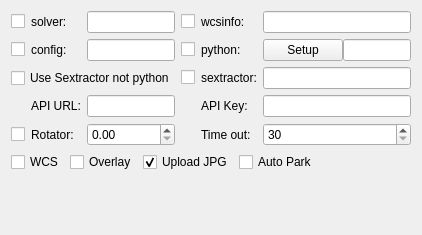
KDE/kstars, file kstars/ekos/align/opsalign.ui: the form before one commit.
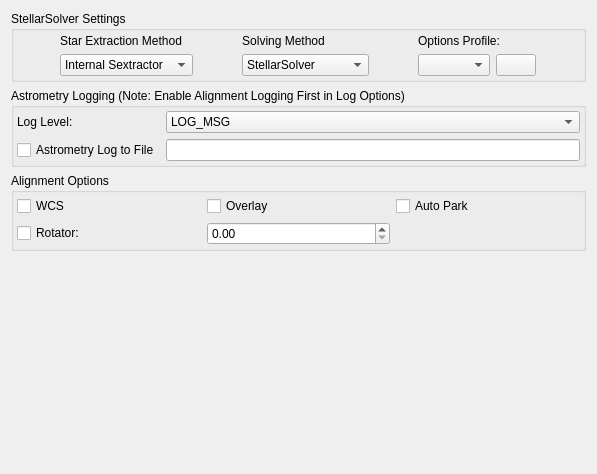
The form after the commit.

Commit message: This is a pretty big change.  It is the start of the integration of the StellarSolver Library that I created this spring.   Here are some of the changes that it includes:

```diff
--- a/kstars/ekos/align/opsalign.ui
+++ b/kstars/ekos/align/opsalign.ui
@@ -6,274 +6,249 @@
    <rect>
     <x>0</x>
     <y>0</y>
-    <width>422</width>
-    <height>235</height>
+    <width>597</width>
+    <height>474</height>
    </rect>
   </property>
   <layout class="QVBoxLayout" name="verticalLayout">
    <item>
-    <layout class="QGridLayout" name="gridLayout">
-     <item row="4" column="4">
-      <widget class="QLabel" name="label">
-       <property name="text">
-        <string>Time out:</string>
-       </property>
-      </widget>
-     </item>
-     <item row="4" column="1">
-      <widget class="QLabel" name="label_2">
-       <property name="text">
-        <string>Rotator:</string>
-       </property>
-      </widget>
-     </item>
-     <item row="4" column="0">
-      <widget class="QCheckBox" name="kcfg_AstrometryUseRotator">
-       <property name="toolTip">
-        <string>&lt;html&gt;&lt;head/&gt;&lt;body&gt;&lt;p&gt;On Load &amp;amp; Slew, solve the image and slew the mount to the target location and then rotate the camera to match the orientation of the FITS image.&lt;/p&gt;&lt;/body&gt;&lt;/html&gt;</string>
-       </property>
-       <property name="text">
-        <string/>
-       </property>
-      </widget>
-     </item>
-     <item row="1" column="5">
-      <layout class="QHBoxLayout" name="horizontalLayout">
-       <property name="spacing">
-        <number>0</number>
-       </property>
+    <widget class="QGroupBox" name="groupBox_6">
+     <property name="title">
+      <string>StellarSolver Settings</string>
+     </property>
+     <layout class="QGridLayout" name="gridLayout_17">
        <property name="leftMargin">
-        <number>0</number>
-       </property>
-       <item>
-        <widget class="QPushButton" name="SetupPython">
+       <number>3</number>
+      </property>
+      <property name="topMargin">
+       <number>3</number>
+      </property>
+      <property name="rightMargin">
+       <number>3</number>
+      </property>
+      <property name="bottomMargin">
+       <number>3</number>
+      </property>
+      <item row="0" column="1">
+       <widget class="QLabel" name="label_73">
          <property name="sizePolicy">
-          <sizepolicy hsizetype="Minimum" vsizetype="Fixed">
+         <sizepolicy hsizetype="Fixed" vsizetype="Preferred">
            <horstretch>0</horstretch>
            <verstretch>0</verstretch>
           </sizepolicy>
          </property>
-         <property name="toolTip">
-          <string>Script to setup homebrew python3 and required packages for astrometry.net</string>
+        <property name="maximumSize">
+         <size>
+          <width>16777215</width>
+          <height>15</height>
+         </size>
          </property>
          <property name="text">
-          <string>Setup</string>
-         </property>
-        </widget>
-       </item>
-       <item>
-        <widget class="QLineEdit" name="kcfg_PythonExecPath">
-         <property name="toolTip">
-          <string>Path to Python3 bin folder</string>
-         </property>
-        </widget>
-       </item>
-      </layout>
-     </item>
-     <item row="0" column="2">
-      <widget class="QLineEdit" name="kcfg_AstrometrySolverBinary">
-       <property name="toolTip">
-        <string>Astrometry.net solve-field binary</string>
-       </property>
-       <property name="text">
-        <string/>
-       </property>
-      </widget>
-     </item>
-     <item row="3" column="1">
-      <widget class="QLabel" name="label_18">
-       <property name="text">
-        <string>API URL:</string>
-       </property>
-      </widget>
-     </item>
-     <item row="4" column="2">
-      <widget class="QDoubleSpinBox" name="kcfg_AstrometryRotatorThreshold">
-       <property name="toolTip">
-        <string>&lt;html&gt;&lt;head/&gt;&lt;body&gt;&lt;p&gt;Rotator threshold in arc-minutes when using Load &amp;amp; Slew. If the difference between measured position angle and FITS position angle is below this value, the Load &amp;amp; Slew operation is considered successful.&lt;/p&gt;&lt;/body&gt;&lt;/html&gt;</string>
-       </property>
-      </widget>
-     </item>
-     <item row="1" column="4">
-      <widget class="QLabel" name="pythonLabel">
-       <property name="text">
-        <string>python:</string>
+         <string>Star Extraction Method</string>
+        </property>
+        <property name="alignment">
+         <set>Qt::AlignCenter</set>
        </property>
       </widget>
      </item>
      <item row="1" column="1">
-      <widget class="QLabel" name="label_14">
+       <widget class="QComboBox" name="kcfg_SolveSextractorType">
+        <item>
        <property name="text">
-        <string>config:</string>
-       </property>
-      </widget>
-     </item>
-     <item row="3" column="5">
-      <widget class="QLineEdit" name="kcfg_AstrometryAPIKey">
-       <property name="toolTip">
-        <string>API Key</string>
-       </property>
+          <string>Internal Sextractor</string>
+         </property>
+        </item>
+        <item>
        <property name="text">
-        <string/>
-       </property>
-      </widget>
-     </item>
-     <item row="0" column="4">
-      <widget class="QLabel" name="label_16">
+          <string>External Sextractor</string>
+         </property>
+        </item>
+        <item>
        <property name="text">
-        <string>wcsinfo:</string>
-       </property>
-      </widget>
-     </item>
-     <item row="4" column="5">
-      <widget class="QSpinBox" name="kcfg_AstrometryTimeout">
-       <property name="toolTip">
-        <string>Timeout in seconds to wait for astrometry solver to complete</string>
-       </property>
-       <property name="minimum">
-        <number>30</number>
-       </property>
-       <property name="maximum">
-        <number>600</number>
-       </property>
-      </widget>
-     </item>
-     <item row="3" column="2">
-      <widget class="QLineEdit" name="kcfg_AstrometryAPIURL">
-       <property name="toolTip">
-        <string>API URL</string>
-       </property>
-       <property name="text">
-        <string/>
-       </property>
-      </widget>
-     </item>
-     <item row="0" column="0">
-      <widget class="QCheckBox" name="kcfg_AstrometrySolverIsInternal">
-       <property name="toolTip">
-        <string>Astrometry.net solver binary is internal to the application bundle</string>
-       </property>
-       <property name="text">
-        <string/>
-       </property>
-      </widget>
-     </item>
-     <item row="0" column="1">
-      <widget class="QLabel" name="label_15">
-       <property name="text">
-        <string>solver:</string>
-       </property>
-      </widget>
-     </item>
-     <item row="1" column="0">
-      <widget class="QCheckBox" name="kcfg_AstrometryConfFileIsInternal">
-       <property name="toolTip">
-        <string>Astrometry config file is internal to the application bundle</string>
-       </property>
-       <property name="text">
-        <string/>
-       </property>
-      </widget>
-     </item>
-     <item row="0" column="3">
-      <widget class="QCheckBox" name="kcfg_AstrometryWCSIsInternal">
-       <property name="toolTip">
-        <string>WCS Info file is internal to the Application Bundle</string>
-       </property>
-       <property name="text">
-        <string/>
-       </property>
-      </widget>
-     </item>
-     <item row="1" column="3">
-      <widget class="QCheckBox" name="kcfg_UseDefaultPython">
-       <property name="toolTip">
-        <string>Use the Default python in homebrew</string>
-       </property>
-       <property name="text">
-        <string/>
-       </property>
-      </widget>
-     </item>
-     <item row="3" column="4">
-      <widget class="QLabel" name="label_17">
-       <property name="text">
-        <string>API Key:</string>
-       </property>
-      </widget>
-     </item>
-     <item row="0" column="5">
-      <widget class="QLineEdit" name="kcfg_AstrometryWCSInfo">
-       <property name="toolTip">
-        <string>Astrometry.net wcsinfo binary</string>
-       </property>
-       <property name="text">
-        <string/>
-       </property>
-      </widget>
-     </item>
-     <item row="2" column="5">
-      <widget class="QLineEdit" name="kcfg_SextractorBinary">
-       <property name="toolTip">
-        <string>Path to Sextractor binary file</string>
-       </property>
-       <property name="text">
-        <string/>
-       </property>
-      </widget>
-     </item>
-     <item row="2" column="4">
-      <widget class="QLabel" name="label_19">
-       <property name="text">
-        <string>sextractor:</string>
-       </property>
-      </widget>
-     </item>
-     <item row="2" column="3">
-      <widget class="QCheckBox" name="kcfg_SextractorIsInternal">
-       <property name="toolTip">
-        <string>Sextractor binary file is internal to the application bundle</string>
-       </property>
-       <property name="text">
-        <string/>
-       </property>
+          <string>BuiltIn Sextractor</string>
+         </property>
+        </item>
       </widget>
      </item>
      <item row="1" column="2">
-      <widget class="QLineEdit" name="kcfg_AstrometryConfFile">
-       <property name="toolTip">
-        <string>Astrometry.net configuration file</string>
-       </property>
+       <widget class="QComboBox" name="kcfg_SolverType">
+        <item>
+         <property name="text">
+          <string>StellarSolver</string>
+         </property>
+        </item>
+        <item>
+         <property name="text">
+          <string>Local Astrometry</string>
+         </property>
+        </item>
+        <item>
+         <property name="text">
+          <string>Local ASTAP</string>
+         </property>
+        </item>
+        <item>
+         <property name="text">
+          <string>Online Astrometry</string>
+         </property>
+        </item>
+       </widget>
+      </item>
+      <item row="0" column="2">
+       <widget class="QLabel" name="label_72">
+        <property name="sizePolicy">
+         <sizepolicy hsizetype="Fixed" vsizetype="Preferred">
+          <horstretch>0</horstretch>
+          <verstretch>0</verstretch>
+         </sizepolicy>
+        </property>
+        <property name="maximumSize">
+         <size>
+          <width>16777215</width>
+          <height>15</height>
+         </size>
+        </property>
+        <property name="text">
+         <string>Solving Method</string>
+        </property>
+        <property name="alignment">
+         <set>Qt::AlignCenter</set>
+        </property>
+       </widget>
+      </item>
+      <item row="0" column="4">
+       <widget class="QLabel" name="label_71">
+        <property name="sizePolicy">
+         <sizepolicy hsizetype="Fixed" vsizetype="Preferred">
+          <horstretch>0</horstretch>
+          <verstretch>0</verstretch>
+         </sizepolicy>
+        </property>
+        <property name="maximumSize">
+         <size>
+          <width>16777215</width>
+          <height>15</height>
+         </size>
+        </property>
+        <property name="text">
+         <string>Options Profile:</string>
+        </property>
+        <property name="alignment">
+         <set>Qt::AlignCenter</set>
+        </property>
+       </widget>
+      </item>
+      <item row="1" column="4">
+       <layout class="QHBoxLayout" name="horizontalLayout_4">
+        <item>
+         <widget class="QComboBox" name="kcfg_SolveOptionsProfile">
+          <property name="sizePolicy">
+           <sizepolicy hsizetype="Preferred" vsizetype="Fixed">
+            <horstretch>0</horstretch>
+            <verstretch>0</verstretch>
+           </sizepolicy>
+          </property>
+          <property name="currentIndex">
+           <number>-1</number>
+          </property>
+         </widget>
+        </item>
+        <item>
+         <widget class="QPushButton" name="editSolverProfile">
        <property name="text">
         <string/>
        </property>
       </widget>
      </item>
-     <item row="2" column="0" colspan="3">
-      <widget class="QCheckBox" name="kcfg_UseSextractor">
-       <property name="toolTip">
-        <string>This allows you to use sextractor to make xylists to avoid using python with astrometry.net</string>
-       </property>
+       </layout>
+      </item>
+     </layout>
+    </widget>
+   </item>
+   <item>
+    <widget class="QGroupBox" name="groupBox">
+     <property name="title">
+      <string>Astrometry Logging (Note: Enable Alignment Logging First in Log Options)</string>
+     </property>
+     <layout class="QGridLayout" name="gridLayout">
+      <property name="leftMargin">
+       <number>3</number>
+      </property>
+      <property name="topMargin">
+       <number>3</number>
+      </property>
+      <property name="rightMargin">
+       <number>3</number>
+      </property>
+      <property name="bottomMargin">
+       <number>3</number>
+      </property>
+      <item row="0" column="1">
+       <widget class="QComboBox" name="kcfg_LoggerLevel">
+        <property name="currentIndex">
+         <number>1</number>
+        </property>
+        <item>
        <property name="text">
-        <string>Use Sextractor not python</string>
-       </property>
-      </widget>
-     </item>
-    </layout>
+          <string>LOG_NONE</string>
+         </property>
+        </item>
+        <item>
+         <property name="text">
+          <string>LOG_MSG</string>
+         </property>
    </item>
    <item>
-    <layout class="QHBoxLayout" name="horizontalLayout_5">
+         <property name="text">
+          <string>LOG_VERB</string>
+         </property>
+        </item>
      <item>
-      <widget class="QCheckBox" name="kcfg_AstrometrySolverWCS">
-       <property name="toolTip">
-        <string>enable World Coordinate System (WCS). WCS is used to encode RA/DEC coordinates in captured CCD images.</string>
-       </property>
+         <property name="text">
+          <string>LOG_ALL</string>
+         </property>
+        </item>
+       </widget>
+      </item>
+      <item row="0" column="0">
+       <widget class="QLabel" name="label_34">
        <property name="text">
-        <string>WCS</string>
+         <string>Log Level:</string>
        </property>
       </widget>
      </item>
+      <item row="1" column="0">
+       <widget class="QCheckBox" name="kcfg_AstrometryLogToFile">
+        <property name="text">
+         <string>Astrometry Log to File</string>
+        </property>
+       </widget>
+      </item>
+      <item row="1" column="1">
+       <widget class="QLineEdit" name="kcfg_AstrometryLogFilepath"/>
+      </item>
+     </layout>
+    </widget>
+   </item>
      <item>
+    <widget class="QGroupBox" name="groupBox_2">
+     <property name="title">
+      <string>Alignment Options</string>
+     </property>
+     <layout class="QGridLayout" name="gridLayout_2">
+      <property name="leftMargin">
+       <number>3</number>
+      </property>
+      <property name="topMargin">
+       <number>3</number>
+      </property>
+      <property name="rightMargin">
+       <number>3</number>
+      </property>
+      <property name="bottomMargin">
+       <number>3</number>
+      </property>
+      <item row="0" column="1">
       <widget class="QCheckBox" name="kcfg_AstrometrySolverOverlay">
        <property name="toolTip">
         <string>Display received FITS images unto solver FOV rectangle in the sky map</string>
@@ -283,20 +258,17 @@
        </property>
       </widget>
      </item>
-     <item>
-      <widget class="QCheckBox" name="kcfg_AstrometryUseJPEG">
+      <item row="0" column="0">
+       <widget class="QCheckBox" name="kcfg_AstrometrySolverWCS">
        <property name="toolTip">
         <string>Use JPEG format, instead of FITS, to upload images to the online astrometry.net service</string>
        </property>
        <property name="text">
-        <string>Upload JPG</string>
-       </property>
-       <property name="checked">
-        <bool>true</bool>
+         <string>WCS</string>
        </property>
       </widget>
      </item>
-     <item>
+      <item row="0" column="2">
       <widget class="QCheckBox" name="kcfg_PAHAutoPark">
        <property name="toolTip">
         <string>&lt;html&gt;&lt;head/&gt;&lt;body&gt;&lt;p&gt;Automatically park mount after completing Polar Alignment Assistant Tools. Beware that turning this option off might lead to inaccurate results.&lt;/p&gt;&lt;/body&gt;&lt;/html&gt;</string>
@@ -306,20 +278,25 @@
        </property>
       </widget>
      </item>
-     <item>
-      <spacer name="horizontalSpacer_4">
-       <property name="orientation">
-        <enum>Qt::Horizontal</enum>
-       </property>
-       <property name="sizeHint" stdset="0">
-        <size>
-         <width>40</width>
-         <height>20</height>
-        </size>
-       </property>
-      </spacer>
-     </item>
-    </layout>
+      <item row="1" column="0">
+       <widget class="QCheckBox" name="kcfg_AstrometryUseRotator">
+        <property name="toolTip">
+         <string>&lt;html&gt;&lt;head/&gt;&lt;body&gt;&lt;p&gt;On Load &amp;amp; Slew, solve the image and slew the mount to the target location and then rotate the camera to match the orientation of the FITS image.&lt;/p&gt;&lt;/body&gt;&lt;/html&gt;</string>
+        </property>
+        <property name="text">
+         <string>Rotator:</string>
+        </property>
+       </widget>
+      </item>
+      <item row="1" column="1">
+       <widget class="QDoubleSpinBox" name="kcfg_AstrometryRotatorThreshold">
+        <property name="toolTip">
+         <string>&lt;html&gt;&lt;head/&gt;&lt;body&gt;&lt;p&gt;Rotator threshold in arc-minutes when using Load &amp;amp; Slew. If the difference between measured position angle and FITS position angle is below this value, the Load &amp;amp; Slew operation is considered successful.&lt;/p&gt;&lt;/body&gt;&lt;/html&gt;</string>
+        </property>
+       </widget>
+      </item>
+     </layout>
+    </widget>
    </item>
    <item>
     <spacer name="verticalSpacer_6">
```
Left out of the diff: 2 changed lines with no effect on the pictures. Lines whose indentation alone changed are shown as unchanged. The commit also changes 56 other files.
